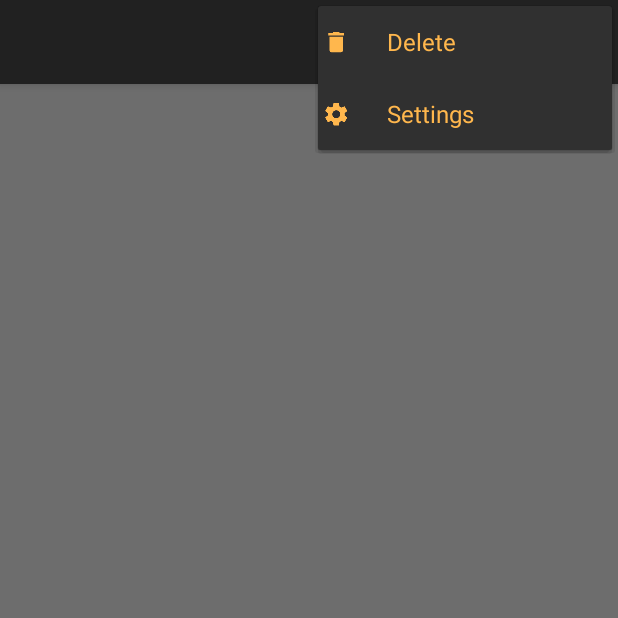
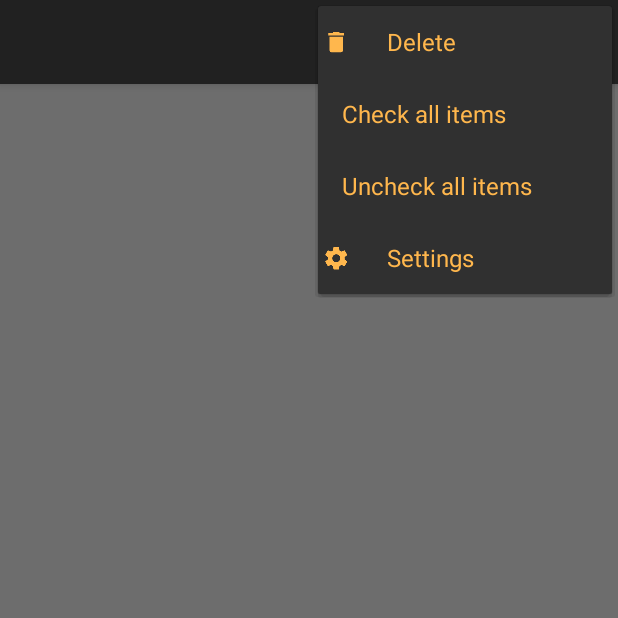
Before and after one commit to ngorham/ToDoList, an Android app: the ListDetailActivity screen opened directly, with no data from a screen before it, with the options menu open, on a phone screen of 412 x 824 dp, the top half of it. Run offline under Robolectric (Android 15) with nearby library versions, the phone set to English and light mode, and no system bars; 1 statement that could not run was skipped.

Commit message:
ToDoList Update 38 4/09/2018
Added check and uncheck menu item

```diff
--- a/app/src/main/res/menu/menu_list_detail.xml
+++ b/app/src/main/res/menu/menu_list_detail.xml
@@ -15,6 +15,16 @@
         android:orderInCategory="2"
         android:showAsAction="never|withText" />
     <item
+        android:id="@+id/check_list"
+        android:title="@string/check_list"
+        android:orderInCategory="3"
+        android:showAsAction="never|withText" />
+    <item
+        android:id="@+id/uncheck_list"
+        android:title="@string/uncheck_list"
+        android:orderInCategory="4"
+        android:showAsAction="never|withText" />
+    <item
         android:id="@+id/app_settings"
         android:title="@string/app_settings"
         android:icon="@drawable/ic_settings_gold_18dp"
--- a/app/src/main/res/values/strings.xml
+++ b/app/src/main/res/values/strings.xml
@@ -5,6 +5,8 @@
     <string name="edit_list">Edit</string>
     <string name="delete_list">Delete</string>
     <string name="save_list">Save</string>
+    <string name="check_list">Check all items</string>
+    <string name="uncheck_list">Uncheck all items</string>
     <string name="text_field">Editable Text</string>
     <string name="add_item">Add Item</string>
     <string name="edit_item">Edit Item</string>
--- a/build.gradle
+++ b/build.gradle
@@ -7,7 +7,7 @@ buildscript {
         jcenter()
     }
     dependencies {
-        classpath 'com.android.tools.build:gradle:3.1.0'
+        classpath 'com.android.tools.build:gradle:3.1.1'
 
 
         // NOTE: Do not place your application dependencies here; they belong
```
Also changed, not shown: app/src/main/java/net/ngorham/todolist/ListDetailActivity.java (+16 -0 lines).
